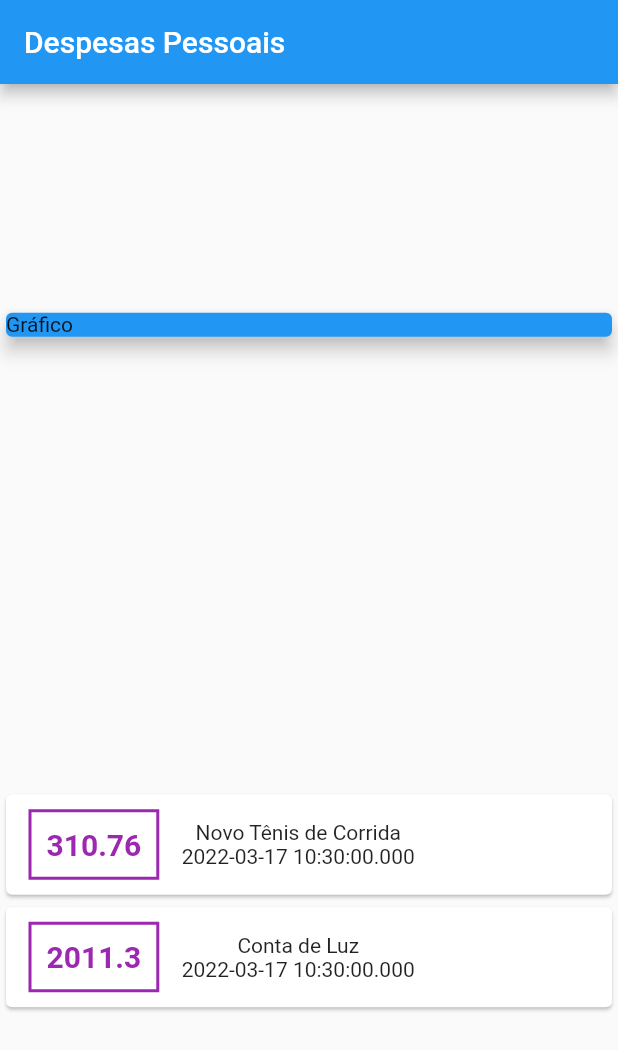
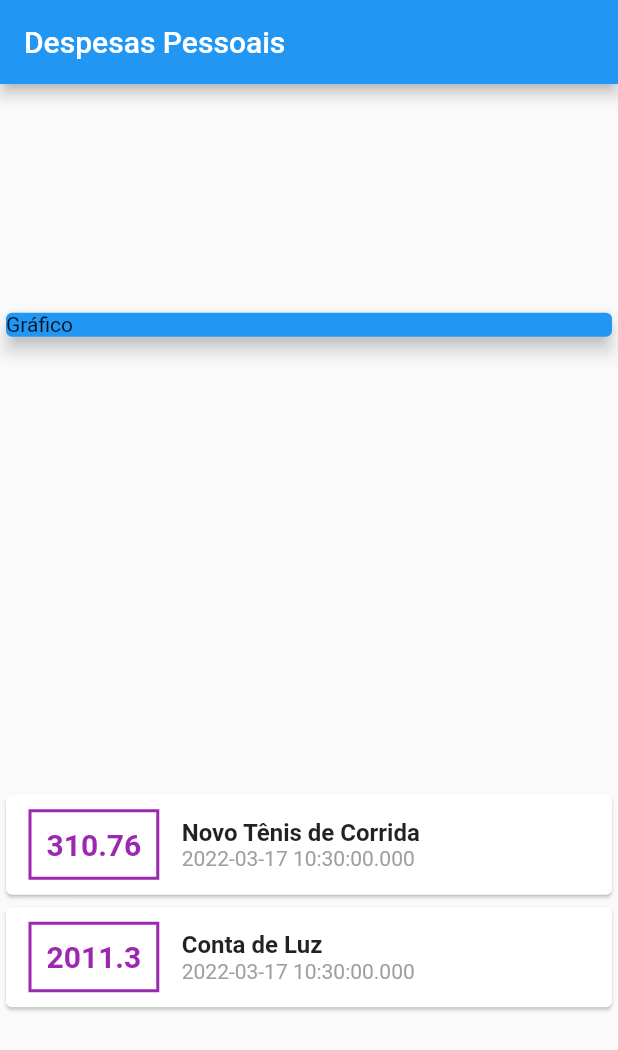
Before and after one commit to leandrosouzadev/expenses, a Flutter app: the screen it shows after launch, on a phone screen of 412 x 824 dp. Shown: the top 1050 px of the screen. Run offline on Flutter 3.47's test engine with Material 2 defaults, Android fonts, the phone set to English and light mode, and no system bars.

Commit message:
Desafio estilo titulo & data

```diff
--- a/lib/main.dart
+++ b/lib/main.dart
@@ -71,9 +71,21 @@ class MyHomePage extends StatelessWidget {
                       ),
                     ),
                     Column(
+                      crossAxisAlignment: CrossAxisAlignment.start,
                       children: <Widget>[
-                        Text(tr.title),
-                        Text(tr.date.toString())
+                        Text(
+                          tr.title,
+                          style: TextStyle(
+                            fontSize: 16,
+                            fontWeight: FontWeight.bold,
+                          ),
+                        ),
+                        Text(
+                          tr.date.toString(),
+                          style: TextStyle(
+                            color: Colors.grey,
+                          ),
+                        )
                       ],
                     )
                   ],
```
